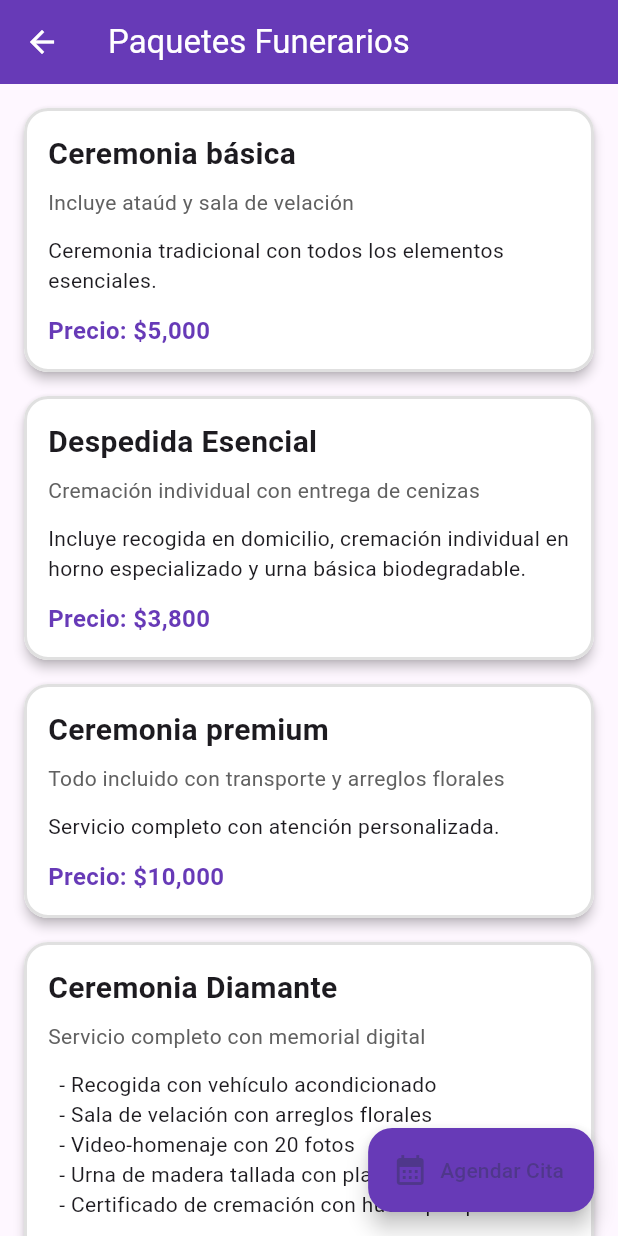
After one commit to ortiz117/PetsGo, a Flutter app: the ServiciosFunerariosScreen screen opened directly, on a phone screen of 412 x 824 dp. The commit adds this screen. Run offline on Flutter 3.47's test engine with Material 3 defaults, Android fonts, the light colour scheme and no system bars; our stand-ins replace flutter_native_splash; network calls fail.

Commit message:
Se agrego la vista de los servicios funebres

```diff
--- /dev/null
+++ b/lib/Data/serviciosFunebres.dart
@@ -0,0 +1,67 @@
+class ServicioFunebre {
+  final String titulo;
+  final String subtitulo;
+  final String descripcion;
+  final String? precio;
+
+  ServicioFunebre({
+    required this.titulo,
+    required this.subtitulo,
+    required this.descripcion,
+    this.precio,
+  });
+}
+
+final List<ServicioFunebre> serviciosFunebres = [
+  ServicioFunebre(
+    titulo: 'Ceremonia básica',
+    subtitulo: 'Incluye ataúd y sala de velación',
+    descripcion: 'Ceremonia tradicional con todos los elementos esenciales.',
+    precio: '\$5,000',
+  ),
+  ServicioFunebre(
+    titulo: 'Despedida Esencial',
+    subtitulo: 'Cremación individual con entrega de cenizas',
+    descripcion:
+        'Incluye recogida en domicilio, cremación individual en horno especializado y urna básica biodegradable.',
+    precio: '\$3,800',
+  ),
+  ServicioFunebre(
+    titulo: 'Ceremonia premium',
+    subtitulo: 'Todo incluido con transporte y arreglos florales',
+    descripcion: 'Servicio completo con atención personalizada.',
+    precio: '\$10,000',
+  ),
+  ServicioFunebre(
+    titulo: 'Ceremonia Diamante',
+    subtitulo: 'Servicio completo con memorial digital',
+    descripcion: '''
+  - Recogida con vehículo acondicionado
+  - Sala de velación con arreglos florales
+  - Video-homenaje con 20 fotos
+  - Urna de madera tallada con placa grabada
+  - Certificado de cremación con huella pawprint''',
+    precio: '\$12,500',
+  ),
+  ServicioFunebre(
+    titulo: 'Entierro Ecológico',
+    subtitulo: 'Funeral sostenible en jardín memorial',
+    descripcion:
+        'Ataúd de materiales biodegradables, siembra de árbol nativo como memorial y ceremonia en bosque autorizado.',
+    precio: '\$8,200',
+  ),
+  ServicioFunebre(
+    titulo: 'Plan Caballos',
+    subtitulo: 'Transporte y cremación especializada',
+    descripcion:
+        'Equipo especial para traslado, cremación en horno industrial y urnas XL con opción a joyería conmemorativa.',
+    precio: '\$15,000+',
+  ),
+  ServicioFunebre(
+    titulo: 'Atención Inmediata',
+    subtitulo: 'Recogida urgente las 24 horas',
+    descripcion:
+        'Servicio express con recogida en menos de 2 horas (incluye conservación temporal y gestión de documentos).',
+    precio: '\$4,500',
+  ),
+];
--- a/lib/Models/Veterinario.dart
+++ b/lib/Models/Veterinario.dart
@@ -2,8 +2,8 @@ class Veterinario {
   String nombre;
   String especialidad;
   String descripcion;
-  String? imagen; // Esta propiedad ya la tienes
-  int calificacion; // Y esta también
+  String? imagen;
+  int calificacion;
   double tarifaHora;
 
   Veterinario({
@@ -11,11 +11,10 @@ class Veterinario {
     required this.especialidad,
     required this.descripcion,
     required this.tarifaHora,
-    this.imagen, // Recibe la imagen en el constructor
+    this.imagen,
     this.calificacion = 0,
   });
 
-  // Método para crear una lista de veterinarios de ejemplo
   static List<Veterinario> veterinariosEjemplo() {
     return [
       Veterinario(
@@ -24,9 +23,8 @@ class Veterinario {
         descripcion:
             'Especializado en cardiología animal con más de 10 años de experiencia. Graduado de la Universidad Nacional.',
         tarifaHora: 200.00,
-        imagen:
-            'https://picsum.photos/seed/drmartinez/100/100', // <-- AQUÍ asignas la URL
-        calificacion: 5, // Ejemplo de calificación inicial
+        imagen: 'https://picsum.photos/seed/drmartinez/100/100',
+        calificacion: 5,
       ),
       Veterinario(
         nombre: 'Dra. García',
@@ -34,8 +32,7 @@ class Veterinario {
         descripcion:
             'Experta en problemas de piel y alergias en mascotas. Realizó sus estudios de posgrado en España.',
         tarifaHora: 200.00,
-        imagen:
-            'https://picsum.photos/seed/dragarcia/100/100', // <-- AQUÍ asignas la URL
+        imagen: 'https://picsum.photos/seed/dragarcia/100/100',
         calificacion: 4,
       ),
       Veterinario(
@@ -44,8 +41,7 @@ class Veterinario {
         descripcion:
             'Especialista en cirugías de tejidos blandos y ortopedia. Ha realizado más de 500 cirugías exitosas.',
         tarifaHora: 200.00,
-        imagen:
-            'https://picsum.photos/seed/drlopez/100/100', // <-- AQUÍ asignas la URL
+        imagen: 'https://picsum.photos/seed/drlopez/100/100',
         calificacion: 5,
       ),
       Veterinario(
@@ -54,8 +50,7 @@ class Veterinario {
         descripcion:
             'Especialista en problemas oculares en animales pequeños y exóticos. Miembro de la asociación internacional.',
         tarifaHora: 200.00,
-        imagen:
-            'https://api.dicebear.com/7.x/personas/svg?seed=drodriguez', // <-- O usando DiceBear
+        imagen: 'https://api.dicebear.com/7.x/personas/svg?seed=drodriguez',
         calificacion: 4,
       ),
       Veterinario(
@@ -63,8 +58,7 @@ class Veterinario {
         especialidad: 'Generalista',
         descripcion: 'Consulta general, vacunas, desparasitación.',
         tarifaHora: 100.00,
-        imagen:
-            'https://api.dicebear.com/7.x/personas/svg?seed=drpet', // <-- Otro ejemplo con DiceBear
+        imagen: 'https://api.dicebear.com/7.x/personas/svg?seed=drpet',
         calificacion: 5,
       ),
     ];
--- a/lib/Widgets/Drawer.dart
+++ b/lib/Widgets/Drawer.dart
@@ -2,6 +2,7 @@ import 'package:flutter/material.dart';
 import 'package:pets_go/presentation/screens/AdopcionFunctionScreen.dart';
 import 'package:pets_go/presentation/screens/HistorialMedicoScreen.dart';
 import 'package:pets_go/presentation/screens/PaseadoresFunctionScreen.dart';
+import 'package:pets_go/presentation/screens/ServiciosFunebresScreen.dart';
 import 'package:pets_go/presentation/screens/SpaFunctionScreen.dart';
 import 'package:pets_go/presentation/screens/VeterinariosFunctionScreen.dart';
 
@@ -69,6 +70,14 @@ class CustomDrawer extends StatelessWidget {
             icon: Icons.pets,
             text: 'Adopciones',
             route: const AdopcionScreen(),
+          ),
+          const Divider(),
+          _buildSectionTitle('Servicios Funebres'),
+          _buildMenuItem(
+            context,
+            icon: Icons.local_florist,
+            text: 'Accede a los Servicios Funebres locales',
+            route: const ServiciosFunerariosScreen(),
           ),
         ],
       ),
@@ -163,7 +172,7 @@ class CustomDrawer extends StatelessWidget {
               ElevatedButton(
                 onPressed: () {
                   Navigator.pop(context);
-                  // Aquí iría la lógica de verificación
+                  //lógica de verificación
                 },
                 child: const Text('Continuar'),
               ),
--- a/lib/presentation/screens/LoginFunctionScreen.dart
+++ b/lib/presentation/screens/LoginFunctionScreen.dart
@@ -53,7 +53,7 @@ class _LoginScreenState extends State<LoginScreen> {
                 Icon(Icons.pets, size: 80, color: Colors.purple[400]),
                 const SizedBox(height: 16),
                 const Text(
-                  'Bienvenido a PetsGo',
+                  'Bienvenido a PetGo',
                   textAlign: TextAlign.center,
                   style: TextStyle(
                     fontSize: 24,
--- a/lib/presentation/screens/MenuFunctionScreen.dart
+++ b/lib/presentation/screens/MenuFunctionScreen.dart
@@ -34,7 +34,7 @@ class _MenuFunctionScreenState extends State<MenuFunctionScreen> {
     return Scaffold(
       appBar: AppBar(
         title: const Text(
-          'PetsGo',
+          'PetGo',
           style: TextStyle(
             color: Colors.white,
             fontWeight: FontWeight.bold,
--- /dev/null
+++ b/lib/presentation/screens/ServiciosFunebresScreen.dart
@@ -0,0 +1,111 @@
+import 'package:flutter/material.dart';
+import 'package:pets_go/Data/serviciosFunebres.dart';
+
+class ServiciosFunerariosScreen extends StatefulWidget {
+  const ServiciosFunerariosScreen({super.key});
+
+  @override
+  State<ServiciosFunerariosScreen> createState() =>
+      _ServiciosFunerariosScreenState();
+}
+
+class _ServiciosFunerariosScreenState extends State<ServiciosFunerariosScreen> {
+  int selectedIndex = -1;
+
+  @override
+  Widget build(BuildContext context) {
+    return Scaffold(
+      appBar: AppBar(
+        title: const Text('Paquetes Funerarios'),
+        backgroundColor: Colors.deepPurple,
+        foregroundColor: Colors.white,
+      ),
+      body: ListView.builder(
+        padding: const EdgeInsets.all(16),
+        itemCount: serviciosFunebres.length,
+        itemBuilder: (context, index) {
+          final servicio = serviciosFunebres[index];
+          final isSelected = selectedIndex == index;
+
+          return GestureDetector(
+            onTap: () {
+              setState(() {
+                selectedIndex = index;
+              });
+            },
+            child: Card(
+              color: isSelected ? Colors.deepPurple.shade50 : Colors.white,
+              elevation: 3,
+              margin: const EdgeInsets.only(bottom: 16),
+              shape: RoundedRectangleBorder(
+                borderRadius: BorderRadius.circular(16),
+                side: BorderSide(
+                  color: isSelected ? Colors.deepPurple : Colors.grey.shade300,
+                  width: 2,
+                ),
+              ),
+              child: Padding(
+                padding: const EdgeInsets.all(16),
+                child: Column(
+                  crossAxisAlignment: CrossAxisAlignment.start,
+                  children: [
+                    // Encabezado
+                    Row(
+                      mainAxisAlignment: MainAxisAlignment.spaceBetween,
+                      children: [
+                        Text(
+                          servicio.titulo,
+                          style: const TextStyle(
+                            fontSize: 20,
+                            fontWeight: FontWeight.bold,
+                          ),
+                        ),
+                        if (isSelected)
+                          const Icon(
+                            Icons.check_circle,
+                            color: Colors.deepPurple,
+                          ),
+                      ],
+                    ),
+                    const SizedBox(height: 8),
+                    Text(
+                      servicio.subtitulo,
+                      style: TextStyle(color: Colors.grey.shade700),
+                    ),
+                    const SizedBox(height: 12),
+                    Text(
+                      servicio.descripcion,
+                      style: const TextStyle(fontSize: 14),
+                    ),
+                    const SizedBox(height: 12),
+                    if (servicio.precio != null)
+                      Text(
+                        'Precio: ${servicio.precio}',
+                        style: const TextStyle(
+                          fontWeight: FontWeight.bold,
+                          fontSize: 16,
+                          color: Colors.deepPurple,
+                        ),
+                      ),
+                  ],
+                ),
+              ),
+            ),
+          );
+        },
+      ),
+      floatingActionButton: FloatingActionButton.extended(
+        onPressed: () {
+          ScaffoldMessenger.of(context).showSnackBar(
+            const SnackBar(
+              content: Text('Función para agendar cita próximamente'),
+            ),
+          );
+        },
+        icon: const Icon(Icons.calendar_month),
+        label: const Text('Agendar Cita'),
+        backgroundColor: Colors.deepPurple,
+      ),
+    );
+  }
+}
--- a/lib/presentation/screens/VeterinariosFunctionScreen.dart
+++ b/lib/presentation/screens/VeterinariosFunctionScreen.dart
@@ -41,7 +41,7 @@ class _VeterinariosFunctionState extends State<VeterinariosFunctionScreen> {
           IconButton(
             icon: const Icon(Icons.search),
             onPressed: () {
-              // Acción de búsqueda (para cuando la implementes)
+              // Acción de búsqueda
             },
           ),
         ],
@@ -62,7 +62,7 @@ class _VeterinariosFunctionState extends State<VeterinariosFunctionScreen> {
                   onSelected: (bool value) {
                     setState(() {
                       selectedFiltro = filtro;
-                      // Aquí puedes aplicar la lógica de filtrado si deseas
+                      //  lógica de filtrado
                     });
                   },
                 );
--- a/lib/presentation/screens/post_detail_screen.dart
+++ b/lib/presentation/screens/post_detail_screen.dart
@@ -136,17 +136,14 @@ class PostDetailScreen extends StatelessWidget {
 
   // Método para manejar URLs problemáticas
   ImageProvider _safeNetworkImage(String url) {
-    // Si la URL es de placekitten.com, usa una URL alternativa
     if (url.contains('placekitten.com')) {
       return const NetworkImage('https://picsum.photos/200');
     }
 
-    // Verifica si la URL es válida
     try {
       Uri.parse(url);
       return NetworkImage(url);
     } catch (e) {
-      // Si la URL no es válida, usa una imagen alternativa
       return const NetworkImage('https://picsum.photos/200');
     }
   }
```
Also changed, not shown: lib/Theme/AppBackground.dart (+0 -7 lines).
